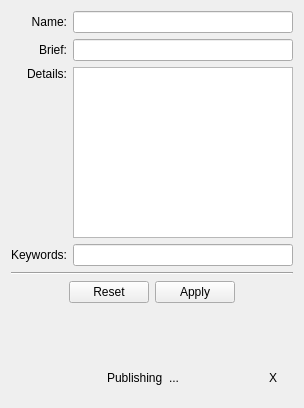
The window that frameworks/forge/plugins/publish/PublishForm.ui (dmzgroup/forge) describes before a commit, drawn with Qt 5.
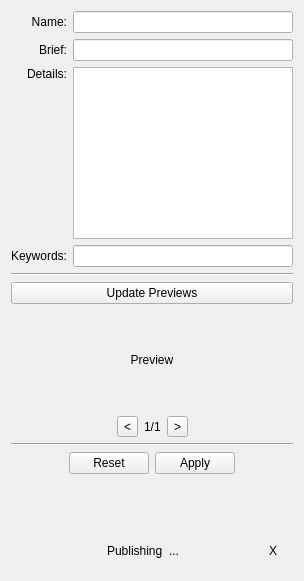
The same window after the commit.

```diff
--- a/frameworks/forge/plugins/publish/PublishForm.ui
+++ b/frameworks/forge/plugins/publish/PublishForm.ui
@@ -7,7 +7,7 @@
     <x>0</x>
     <y>0</y>
     <width>304</width>
-    <height>408</height>
+    <height>581</height>
    </rect>
   </property>
   <property name="windowTitle">
@@ -88,6 +88,93 @@
      </property>
     </widget>
    </item>
+   <item>
+    <widget class="QPushButton" name="updatePreviewsButton">
+     <property name="text">
+      <string>Update Previews</string>
+     </property>
+    </widget>
+   </item>
+   <item>
+    <widget class="QLabel" name="previewLabel">
+     <property name="minimumSize">
+      <size>
+       <width>100</width>
+       <height>100</height>
+      </size>
+     </property>
+     <property name="baseSize">
+      <size>
+       <width>0</width>
+       <height>0</height>
+      </size>
+     </property>
+     <property name="text">
+      <string>Preview</string>
+     </property>
+     <property name="alignment">
+      <set>Qt::AlignCenter</set>
+     </property>
+    </widget>
+   </item>
+   <item>
+    <layout class="QHBoxLayout" name="horizontalLayout_2">
+     <item>
+      <spacer name="horizontalSpacer_4">
+       <property name="orientation">
+        <enum>Qt::Horizontal</enum>
+       </property>
+       <property name="sizeHint" stdset="0">
+        <size>
+         <width>40</width>
+         <height>20</height>
+        </size>
+       </property>
+      </spacer>
+     </item>
+     <item>
+      <widget class="QToolButton" name="prevPreviewButton">
+       <property name="text">
+        <string>&lt;</string>
+       </property>
+      </widget>
+     </item>
+     <item>
+      <widget class="QLabel" name="previewInfoLabel">
+       <property name="text">
+        <string>1/1</string>
+       </property>
+      </widget>
+     </item>
+     <item>
+      <widget class="QToolButton" name="nextPreviewButton">
+       <property name="text">
+        <string>&gt;</string>
+       </property>
+      </widget>
+     </item>
+     <item>
+      <spacer name="horizontalSpacer_3">
+       <property name="orientation">
+        <enum>Qt::Horizontal</enum>
+       </property>
+       <property name="sizeHint" stdset="0">
+        <size>
+         <width>40</width>
+         <height>20</height>
+        </size>
+       </property>
+      </spacer>
+     </item>
+    </layout>
+   </item>
+   <item>
+    <widget class="Line" name="line_2">
+     <property name="orientation">
+      <enum>Qt::Horizontal</enum>
+     </property>
+    </widget>
+   </item>
    <item>
     <widget class="QDialogButtonBox" name="buttonBox">
      <property name="standardButtons">
```
